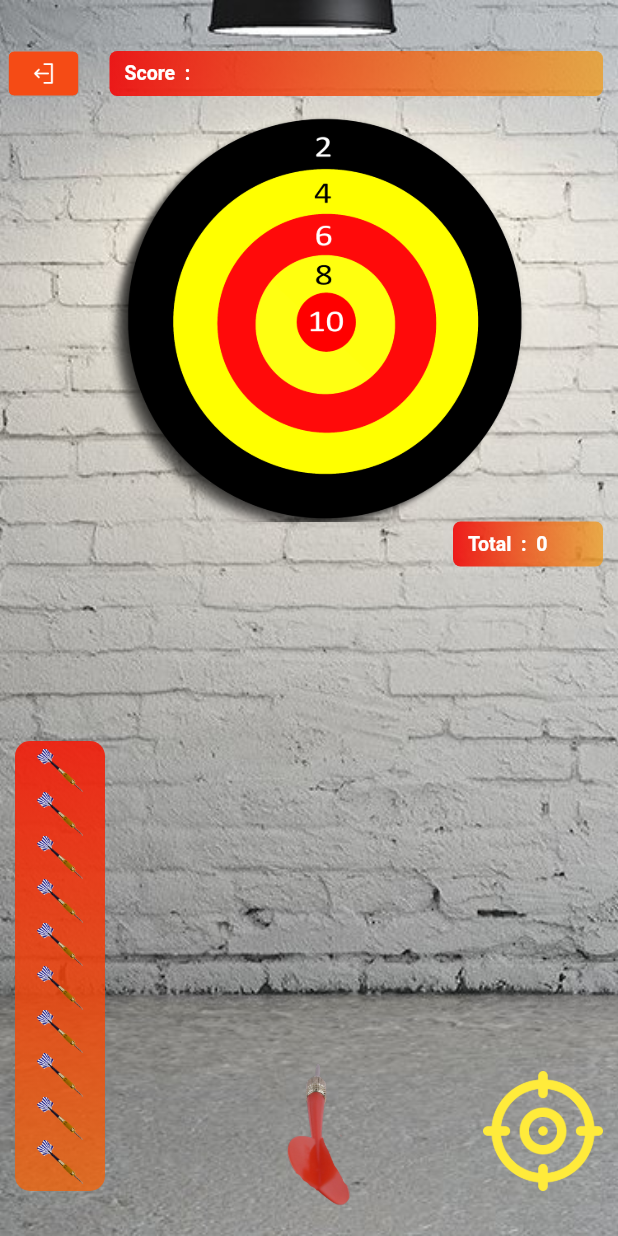
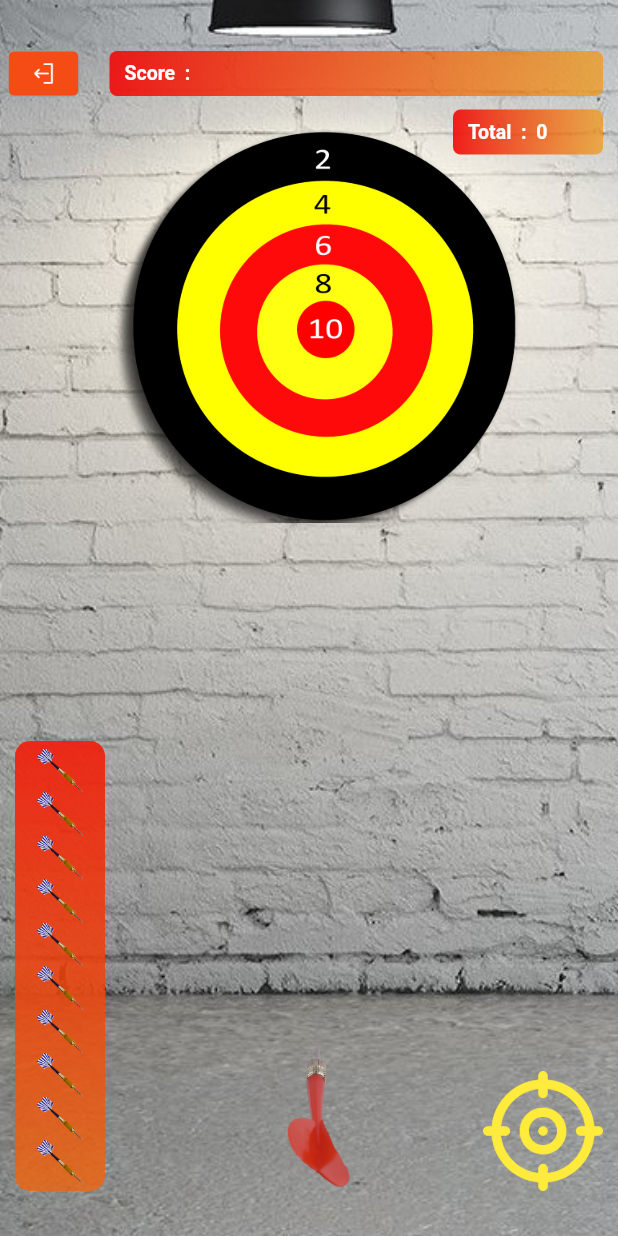
Before and after one commit to Miracle-Blue/darts_project, a Flutter app: the GamePage screen opened by its route, on a phone screen of 412 x 824 dp. Run offline on Flutter 3.47's test engine with Material 2 defaults, Android fonts, the phone set to English and light mode, and no system bars; our stand-ins replace video_player.

Commit message:
changed dashboard

```diff
--- a/lib/pages/game_page.dart
+++ b/lib/pages/game_page.dart
@@ -20,9 +20,9 @@ class _GamePageState extends State<GamePage> {
   double sizeH = 120.0;
   double ra = 0;
   double dartRanX =
-      0.2; //pow(-1, Random().nextInt(10)) * Random().nextDouble();
+      0.7; //pow(-1, Random().nextInt(10)) * Random().nextDouble();
   double dartRanY =
-      -0.5; //+ pow(-1, Random().nextInt(10)) * Random().nextDouble();
+      -0.75; //+ pow(-1, Random().nextInt(10)) * Random().nextDouble();
   int index = 1;
   int point = 15;
 
@@ -92,9 +92,9 @@ class _GamePageState extends State<GamePage> {
     double height = MediaQuery.of(context).size.height;
     double width = MediaQuery.of(context).size.width;
 
-    return SafeArea(
-      child: Scaffold(
-        body: Container(
+    return Scaffold(
+        body: SafeArea(
+          child: Container(
             width: width,
             height: height,
             decoration: BoxDecoration(
@@ -104,6 +104,30 @@ class _GamePageState extends State<GamePage> {
               ),
             ),
             child: Stack(children: [
+              Center(
+                child: Container(
+                  height: 800,
+                  width: 400,
+                  child: Stack(
+                    children: [
+                      Padding(
+                        padding: const EdgeInsets.only(top: 70.0),
+                        child: Image(
+                          image: AssetImage('assets/images/darts_table.png'),
+                        ),
+                      ),
+                      Container(
+                        alignment: Alignment(dartX, dartY),
+                        child: Container(
+                          child: Image.asset("assets/images/dart1.png"),
+                          width: 120,
+                          height: 120,
+                        ),
+                      ),
+                    ],
+                  ),
+                ),
+              ),
               Column(
                 children: [
                   SizedBox(
@@ -177,9 +201,6 @@ class _GamePageState extends State<GamePage> {
                         width: 10,
                       ),
                     ],
-                ),
-                Image(
-                  image: AssetImage('assets/images/darts_table.png'),
                   ),
                   Align(
                     alignment: Alignment.centerRight,
@@ -278,15 +299,8 @@ class _GamePageState extends State<GamePage> {
                   ),
                 ],
               ),
-            Container(
-              alignment: Alignment(dartX, dartY),
-              child: Container(
-                child: Image.asset("assets/images/dart1.png"),
-                width: 120,
-                height: 120,
+              ]
             ),
-            ),
-          ]),
           ),
         ),
     );
```
Also changed, not shown: pubspec.lock. Lines whose indentation alone changed are shown as unchanged.
